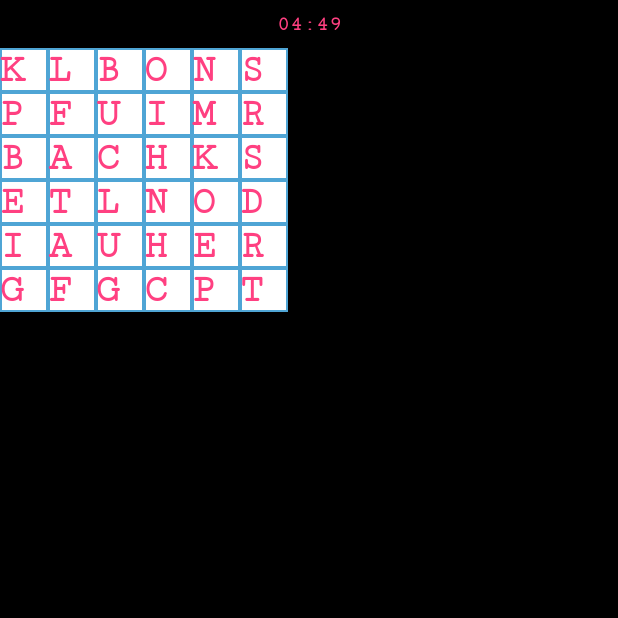
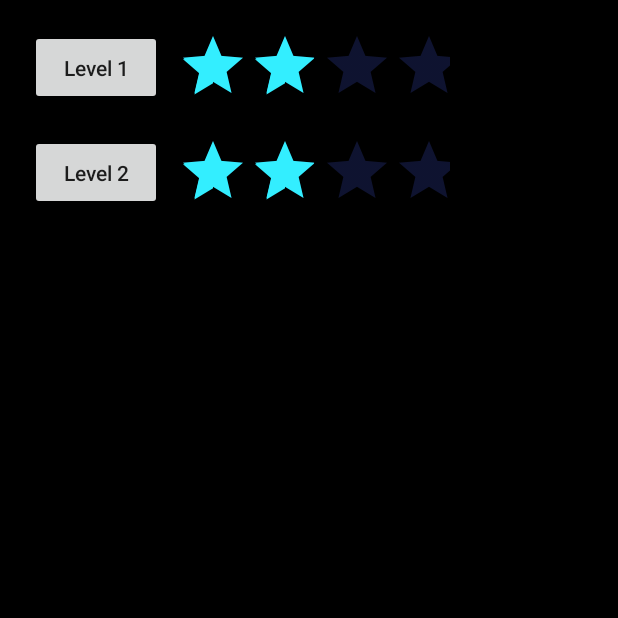
Before and after one commit to lakhia/speedwordsearch, an Android app: the screen it shows after launch (GameActivity before the commit, LevelActivity after it), after a tap on an icon or button, on a phone screen of 412 x 824 dp, the top half of it. Run offline under Robolectric (Android 15) with nearby library versions, the phone set to English and light mode, and no system bars; network calls fail; 6 statements that could not run were skipped; 1 other tap on this screen came first.

Commit message:
WIP: Added level selection screen Implemented win/lose exit Upgrade gradle

```diff
--- a/app/src/main/AndroidManifest.xml
+++ b/app/src/main/AndroidManifest.xml
@@ -17,8 +17,15 @@
             android:theme="@style/FullscreenTheme">
             <intent-filter>
                 <action android:name="android.intent.action.MAIN"/>
-
                 <category android:name="android.intent.category.LAUNCHER"/>
+            </intent-filter>
+        </activity>
+        <activity
+            android:name=".ui.LevelActivity"
+            android:label="@string/app_name"
+            android:theme="@style/FullscreenTheme">
+            <intent-filter>
+                <action android:name="android.intent.action.MAIN"/>
             </intent-filter>
         </activity>
     </application>
--- a/app/src/main/java/creationsahead/speedwordsearch/ui/GameActivity.java
+++ b/app/src/main/java/creationsahead/speedwordsearch/ui/GameActivity.java
@@ -1,6 +1,7 @@
 package creationsahead.speedwordsearch.ui;
 
 import android.app.Activity;
+import android.content.Intent;
 import android.content.res.Configuration;
 import android.os.Bundle;
 import android.support.annotation.NonNull;
@@ -17,10 +18,12 @@ import creationsahead.speedwordsearch.TickerCallback;
  * Primary activity for game play
  */
 public class GameActivity extends Activity implements GameCallback, TickerCallback {
+    public static final String LOSE = "lose";
+    public static final String WIN = "win";
     private static final int TIME_LIMIT = 60 * 5;
-    @Nullable private GridWidget gridWidget;
-    @Nullable private WordListWidget wordListWidget;
-    @Nullable private ScoreBar scoreBar;
+    private GridWidget gridWidget;
+    private WordListWidget wordListWidget;
+    private ScoreBar scoreBar;
     private LinearLayout topLayout;
     private Ticker timer;
     private Game game;
@@ -30,16 +33,13 @@ public class GameActivity extends Activity implements GameCallback, TickerCallba
         super.onCreate(savedInstanceState);
         getWindow().setFlags(WindowManager.LayoutParams.FLAG_FULLSCREEN, WindowManager.LayoutParams.FLAG_FULLSCREEN);
         setContentView(R.layout.game);
-        reset();
-    }
 
-    private void reset() {
         game = ProgressTracker.getInstance().game;
         game.populatePuzzle();
         game.callback = this;
 
         topLayout = findViewById(R.id.topLayout);
-        if (gridWidget == null || wordListWidget == null) {
+        if (gridWidget == null || wordListWidget == null || scoreBar == null) {
             scoreBar = new ScoreBar(this, null);
             wordListWidget = new WordListWidget(this, null);
             gridWidget = new GridWidget(this, null);
@@ -48,6 +48,9 @@ public class GameActivity extends Activity implements GameCallback, TickerCallba
         topLayout.addView(wordListWidget);
         topLayout.addView(gridWidget);
 
+        if (timer != null) {
+            timer.pause();
+        }
         timer = new Ticker(this, this, TIME_LIMIT);
     }
 
@@ -76,20 +79,32 @@ public class GameActivity extends Activity implements GameCallback, TickerCallba
     @Override
     public void onWin(@NonNull Game game) {
         ProgressTracker.getInstance().incrementLevel();
-        game.callback = null;
-
-        // Remove and recreate all views
-        topLayout.removeAllViews();
-        gridWidget = null;
-        wordListWidget = null;
-        reset();
+        finishActivity(WIN);
     }
 
     @Override
     public void onTick(int tickCount) {
-        game.onTick(TIME_LIMIT - tickCount);
-        if (scoreBar != null) {
+        if (tickCount <= 0) {
+            finishActivity(LOSE);
+        } else {
+            if (tickCount % 10 == 1) {
+                game.onTick((TIME_LIMIT - tickCount) / 10);
+            }
             scoreBar.onTick(tickCount);
         }
     }
+
+    @Override
+    public void onBackPressed() {
+        finishActivity(LOSE);
+    }
+
+    private void finishActivity(String outcome) {
+        game.callback = null;
+
+        Intent intent = new Intent(this, LevelActivity.class);
+        intent.setAction(outcome);
+        startActivity(intent);
+        finish();
+    }
 }
--- /dev/null
+++ b/app/src/main/java/creationsahead/speedwordsearch/ui/LevelActivity.java
@@ -0,0 +1,14 @@
+package creationsahead.speedwordsearch.ui;
+
+import android.app.Activity;
+import android.os.Bundle;
+import android.support.annotation.Nullable;
+import creationsahead.speedwordsearch.R;
+
+public class LevelActivity extends Activity {
+    @Override
+    protected void onCreate(@Nullable Bundle savedInstanceState) {
+        super.onCreate(savedInstanceState);
+        setContentView(R.layout.level);
+    }
+}
--- /dev/null
+++ b/app/src/main/res/layout/level.xml
@@ -0,0 +1,48 @@
+<?xml version="1.0" encoding="utf-8"?>
+<LinearLayout xmlns:android="http://schemas.android.com/apk/res/android"
+              android:orientation="vertical"
+              android:padding="10dp"
+              android:layout_width="match_parent"
+              android:layout_height="match_parent">
+
+    <LinearLayout
+        android:orientation="horizontal"
+        android:padding="10dp"
+        android:layout_width="wrap_content"
+        android:layout_height="wrap_content">
+        <Button
+            android:text="Level 1"
+            android:layout_width="fill_parent"
+            android:layout_height="50dp"
+            android:id="@+id/toggleButton"/>
+        <RatingBar
+            android:paddingLeft="10dp"
+            android:theme="@style/RatingBar"
+            android:isIndicator="true"
+            android:numStars="4"
+            android:stepSize="0.5"
+            android:rating="2"
+            android:layout_width="wrap_content"
+            android:layout_height="50dp"
+            android:id="@+id/ratingBar"/>
+    </LinearLayout>
+    <LinearLayout
+        android:orientation="horizontal"
+        android:padding="10dp"
+        android:layout_width="wrap_content"
+        android:layout_height="wrap_content">
+        <Button
+            android:text="Level 2"
+            android:padding="10dp"
+            android:layout_width="fill_parent"
+            android:layout_height="50dp"/>
+        <RatingBar
+            android:paddingLeft="10dp"
+            android:theme="@style/RatingBar"
+            android:isIndicator="true"
+            android:numStars="4"
+            android:stepSize="0.5"
+            android:rating="2"
+            android:layout_width="wrap_content"
+            android:layout_height="50dp"/>
+    </LinearLayout></LinearLayout>
--- a/app/src/main/res/values/styles.xml
+++ b/app/src/main/res/values/styles.xml
@@ -45,4 +45,8 @@
         <item name="android:layout_width">match_parent</item>
     </style>
 
+    <style name="RatingBar" parent="Theme.AppCompat">
+        <item name="colorControlNormal">@color/colorPrimaryDark</item>
+        <item name="colorControlActivated">@color/colorEditTextLight</item>
+    </style>
 </resources>
--- a/build.gradle
+++ b/build.gradle
@@ -1,13 +1,13 @@
 // Top-level build file where you can add configuration options common to all sub-projects/modules.
 
 buildscript {
-    ext.kotlin_version = '1.1.3-2'
+    ext.kotlin_version = '1.1.4'
     repositories {
         google()
         jcenter()
     }
     dependencies {
-        classpath 'com.android.tools.build:gradle:3.0.0-beta2'
+        classpath 'com.android.tools.build:gradle:3.0.0-beta3'
         classpath "org.jetbrains.kotlin:kotlin-gradle-plugin:$kotlin_version"
 
         // NOTE: Do not place your application dependencies here; they belong
```
Also changed, not shown: gradle/wrapper/gradle-wrapper.properties.
